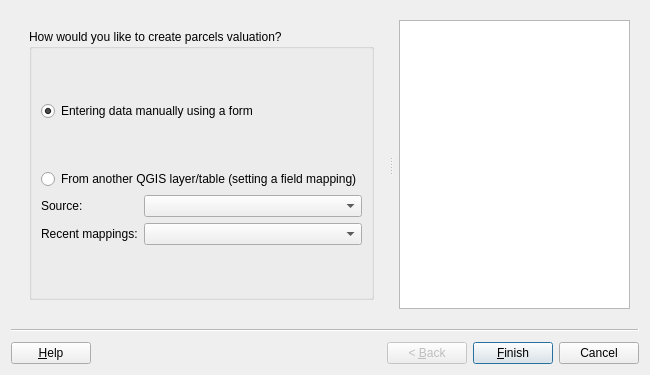
Qt form asistente_ladm_col/ui/wiz_create_parcel_valuation.ui (SwissTierrasColombia/Asistente-LADM-COL) before a commit.
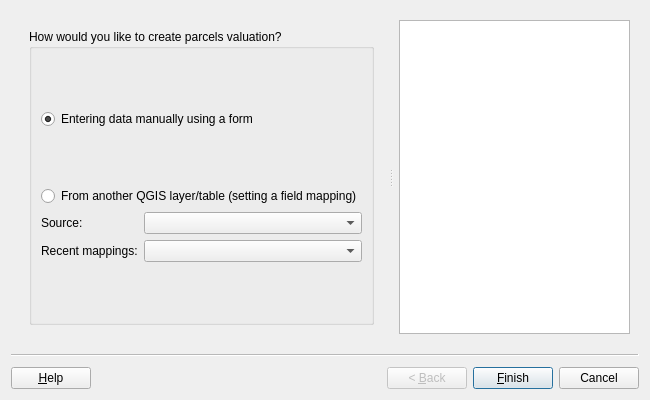
The same form after that commit. Custom widgets are drawn as their Qt base class.

The edit to the form file:
```diff
--- a/asistente_ladm_col/ui/wiz_create_parcel_valuation.ui
+++ b/asistente_ladm_col/ui/wiz_create_parcel_valuation.ui
@@ -7,7 +7,7 @@
     <x>0</x>
     <y>0</y>
     <width>650</width>
-    <height>375</height>
+    <height>400</height>
    </rect>
   </property>
   <property name="windowTitle">
```
